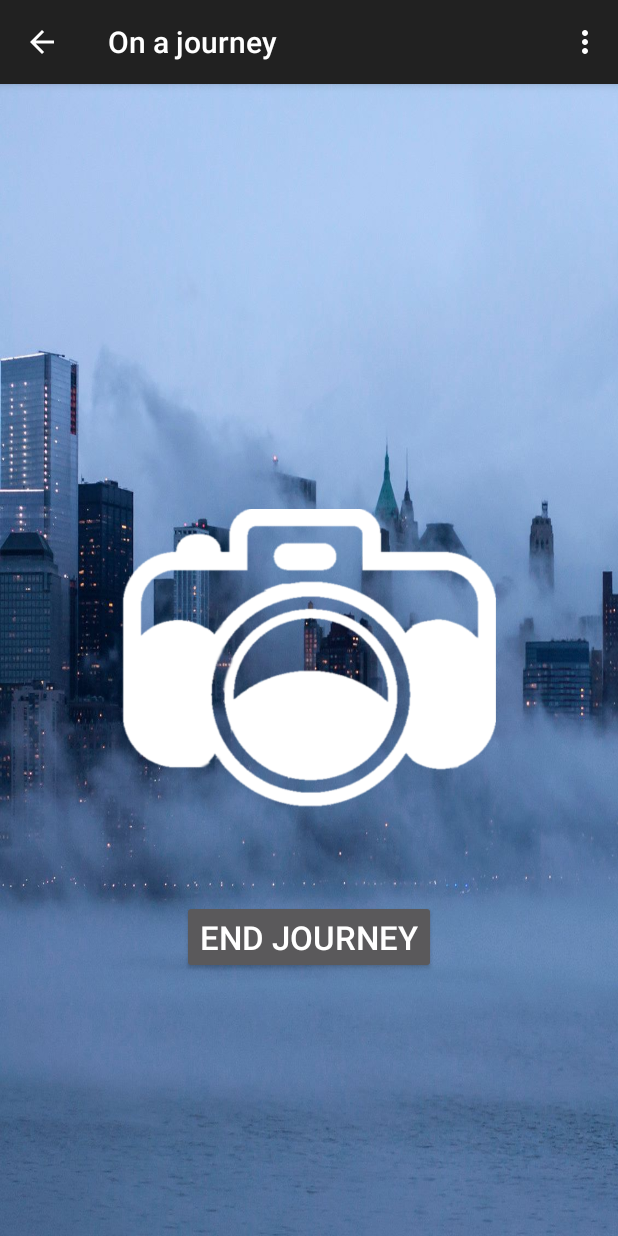
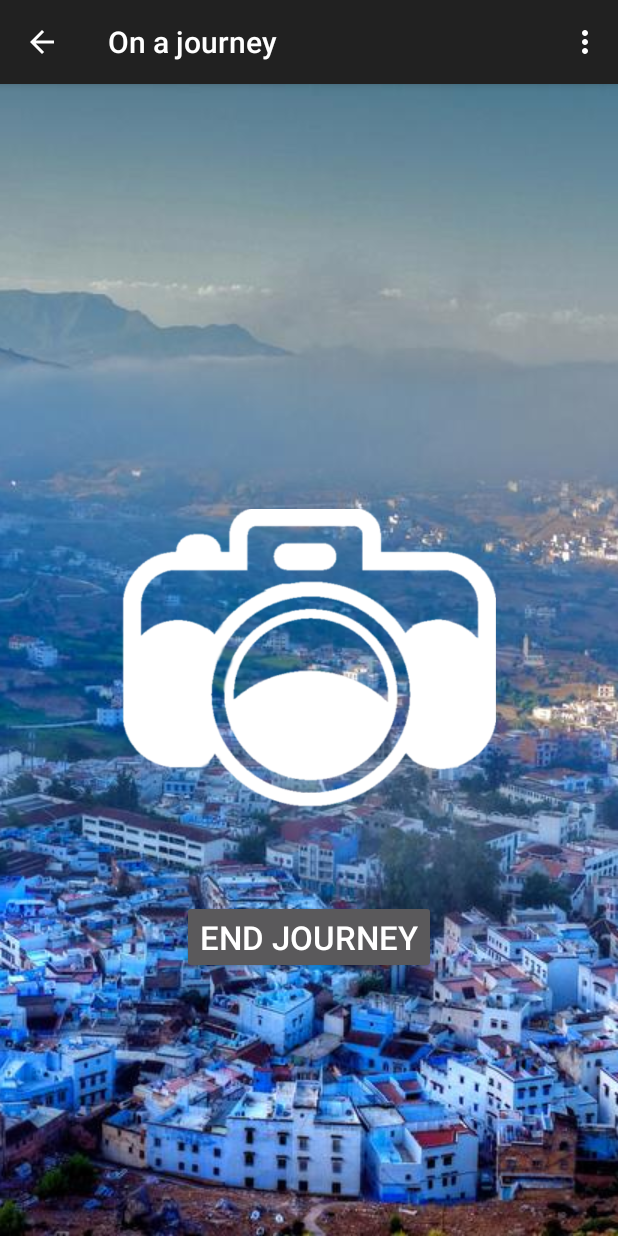
Before and after one commit to Kv0the/biene, an Android app: the Journey screen opened directly, with no data from a screen before it, on a phone screen of 412 x 824 dp. Run offline under Robolectric (Android 15) with nearby library versions, the phone set to English and light mode, and no system bars; libraries missing offline, so code that uses them is left out: com.clusterpoint.api.

Commit message:
Now they work, y0l0

```diff
--- a/project/app/src/main/res/layout/activity_journey.xml
+++ b/project/app/src/main/res/layout/activity_journey.xml
@@ -1,4 +1,13 @@
 <FrameLayout xmlns:android="http://schemas.android.com/apk/res/android"
     xmlns:tools="http://schemas.android.com/tools" android:id="@+id/container"
     android:layout_width="match_parent" android:layout_height="match_parent"
-    tools:context="angelhack.biene.Journey" tools:ignore="MergeRootFrame" />
+    tools:context="angelhack.biene.Journey" tools:ignore="MergeRootFrame">
+
+    <ImageView
+        android:layout_width="wrap_content"
+        android:layout_height="wrap_content"
+        android:id="@+id/imageView"
+        android:src="@drawable/bg"
+        android:scaleType = "centerCrop"/>
+
+</FrameLayout>
--- a/project/app/src/main/res/layout/fragment_journey.xml
+++ b/project/app/src/main/res/layout/fragment_journey.xml
@@ -3,12 +3,7 @@
     xmlns:app="http://schemas.android.com/apk/res-auto"
     android:layout_width="match_parent"
     android:layout_height="match_parent"
-    android:paddingLeft="@dimen/activity_horizontal_margin"
-    android:paddingRight="@dimen/activity_horizontal_margin"
-    android:paddingTop="@dimen/activity_vertical_margin"
-    android:paddingBottom="@dimen/activity_vertical_margin"
-    tools:context="angelhack.biene.Journey$JourneyFragment"
-    android:background="@drawable/bg2">
+    tools:context="angelhack.biene.Journey$JourneyFragment">
 
     <Button
         android:layout_width="wrap_content"
```
Also changed, not shown: project/app/src/main/res/layout/activity_main.xml (+7 -6 lines).
